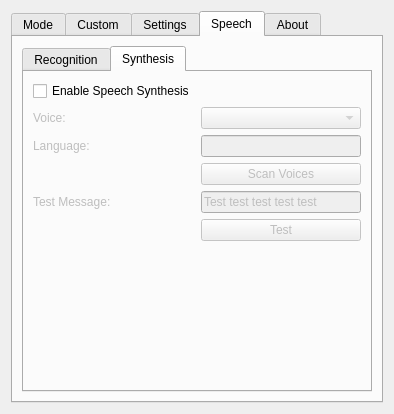
This is software/dialog.ui in boucaron/3DMouse as Qt 5 draws it before an edit. The edited form follows.
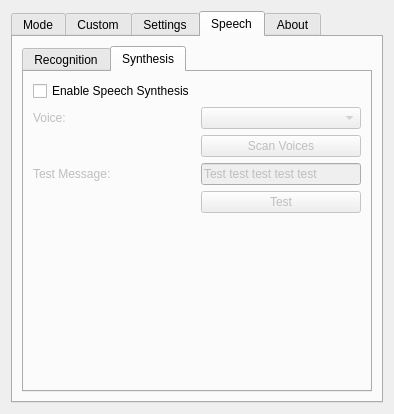
This is the edited form. The open tabs and pages were chosen to show the change. Icons and pictures are not drawn.

Commit message: Speech Synthesis integration

What changed in the file:
```diff
--- a/software/dialog.ui
+++ b/software/dialog.ui
@@ -687,27 +687,7 @@
              </property>
             </widget>
            </item>
-           <item row="2" column="0">
-            <widget class="QLabel" name="label_4">
-             <property name="enabled">
-              <bool>false</bool>
-             </property>
-             <property name="text">
-              <string>Language:</string>
-             </property>
-            </widget>
-           </item>
            <item row="2" column="1">
-            <widget class="QLineEdit" name="synthesisLanguage">
-             <property name="enabled">
-              <bool>false</bool>
-             </property>
-             <property name="readOnly">
-              <bool>true</bool>
-             </property>
-            </widget>
-           </item>
-           <item row="3" column="1">
             <widget class="QPushButton" name="scanVoices">
              <property name="enabled">
               <bool>false</bool>
@@ -717,27 +697,7 @@
              </property>
             </widget>
            </item>
-           <item row="5" column="1">
-            <widget class="QPushButton" name="testSynthesis">
-             <property name="enabled">
-              <bool>false</bool>
-             </property>
-             <property name="text">
-              <string>Test</string>
-             </property>
-            </widget>
-           </item>
-           <item row="4" column="1">
-            <widget class="QLineEdit" name="testMessage">
-             <property name="enabled">
-              <bool>false</bool>
-             </property>
-             <property name="text">
-              <string>Test test test test test</string>
-             </property>
-            </widget>
-           </item>
-           <item row="4" column="0">
+           <item row="3" column="0">
             <widget class="QLabel" name="label_7">
              <property name="enabled">
               <bool>false</bool>
@@ -747,6 +707,26 @@
              </property>
             </widget>
            </item>
+           <item row="3" column="1">
+            <widget class="QLineEdit" name="testMessage">
+             <property name="enabled">
+              <bool>false</bool>
+             </property>
+             <property name="text">
+              <string>Test test test test test</string>
+             </property>
+            </widget>
+           </item>
+           <item row="4" column="1">
+            <widget class="QPushButton" name="testSynthesis">
+             <property name="enabled">
+              <bool>false</bool>
+             </property>
+             <property name="text">
+              <string>Test</string>
+             </property>
+            </widget>
+           </item>
           </layout>
          </widget>
         </widget>
```
The commit also changes 1 other file.
